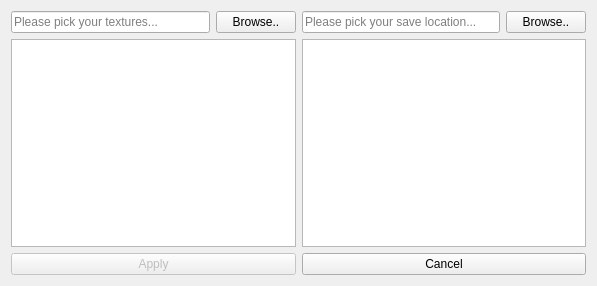
First picture: the form in Assignment2_texture_packing/resources/main_window.ui, repository ValkainVoryn/TA_Assignments, before the edit.
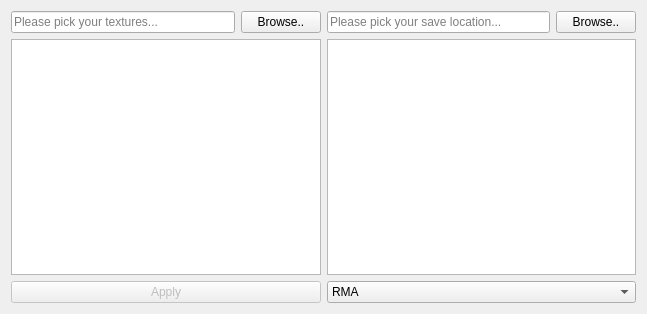
Second picture: the form after the edit.

Commit message: 9th browse folder function finished, got rid of cancel btn, added combobox, working on config_manager.py to make replacing of keys possible instead of overwriting (still broken)

```diff
--- a/Assignment2_texture_packing/resources/main_window.ui
+++ b/Assignment2_texture_packing/resources/main_window.ui
@@ -6,15 +6,18 @@
    <rect>
     <x>0</x>
     <y>0</y>
-    <width>597</width>
-    <height>286</height>
+    <width>647</width>
+    <height>314</height>
    </rect>
   </property>
   <property name="windowTitle">
    <string>Form</string>
   </property>
   <layout class="QGridLayout" name="gridLayout">
-   <item row="0" column="0">
+   <item row="1" column="2">
+    <widget class="QPlainTextEdit" name="text_texture_made"/>
+   </item>
+   <item row="0" column="1">
     <layout class="QHBoxLayout" name="horizontalLayout">
      <item>
       <widget class="QLineEdit" name="line_texture_path">
@@ -32,7 +35,17 @@
      </item>
     </layout>
    </item>
-   <item row="0" column="1">
+   <item row="2" column="1">
+    <widget class="QPushButton" name="btn_apply">
+     <property name="enabled">
+      <bool>false</bool>
+     </property>
+     <property name="text">
+      <string>Apply</string>
+     </property>
+    </widget>
+   </item>
+   <item row="0" column="2">
     <layout class="QHBoxLayout" name="horizontalLayout_2">
      <item>
       <widget class="QLineEdit" name="line_save_path">
@@ -50,27 +63,21 @@
      </item>
     </layout>
    </item>
-   <item row="1" column="0">
-    <widget class="QPlainTextEdit" name="text_texture_files"/>
-   </item>
    <item row="1" column="1">
-    <widget class="QPlainTextEdit" name="text_texture_made"/>
+    <widget class="QListWidget" name="list_texture_files"/>
    </item>
-   <item row="2" column="0">
-    <widget class="QPushButton" name="btn_apply">
-     <property name="enabled">
-      <bool>false</bool>
-     </property>
+   <item row="2" column="2">
+    <widget class="QComboBox" name="cb_export">
+     <item>
      <property name="text">
-      <string>Apply</string>
-     </property>
-    </widget>
-   </item>
-   <item row="2" column="1">
-    <widget class="QPushButton" name="btn_cancel">
+       <string>RMA</string>
+      </property>
+     </item>
+     <item>
      <property name="text">
-      <string>Cancel</string>
-     </property>
+       <string>ORM</string>
+      </property>
+     </item>
     </widget>
    </item>
   </layout>
```
Lines whose indentation alone changed are shown as unchanged. The commit also changes 2 other files.
